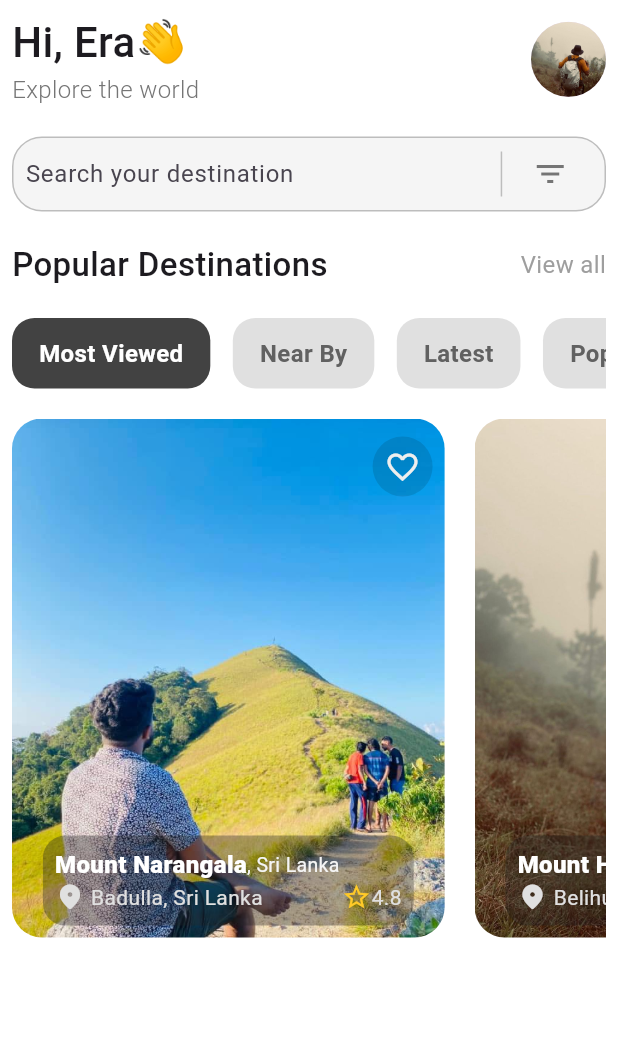
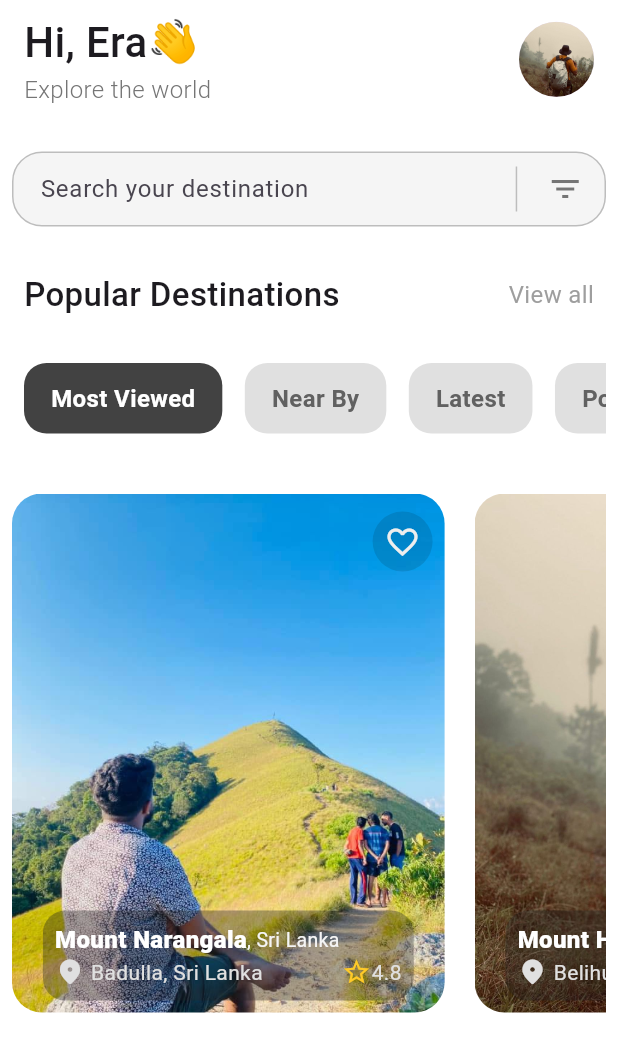
Before and after one commit to Eranga035225/app_for_travel_tales_flutter, a Flutter app: the screen it shows after launch, on a phone screen of 412 x 824 dp. Shown: the top 1052 px of the screen. Run offline on Flutter 3.47's test engine with Material 3 defaults, Android fonts, the phone set to English and light mode, and no system bars; our stand-ins replace font_awesome_flutter, google_fonts.

Commit message:
developed home screen

```diff
--- a/lib/screens/home_screen.dart
+++ b/lib/screens/home_screen.dart
@@ -19,7 +19,9 @@ class _HomeScreenState extends State<HomeScreen> {
           child: Column(
             crossAxisAlignment: CrossAxisAlignment.start,
             children: [
-            Row(
+            Padding(
+              padding: const EdgeInsets.symmetric(horizontal: 8.0),
+              child: Row(
                 mainAxisAlignment: MainAxisAlignment.spaceBetween,
                 children: [
                 Column(
@@ -50,8 +52,9 @@ class _HomeScreenState extends State<HomeScreen> {
 
 
               ],),
+            ),
 
-            SizedBox(height: 20,),
+            SizedBox(height: 30,),
 
             Container(
               // width: size.width - 16,
@@ -67,6 +70,7 @@ class _HomeScreenState extends State<HomeScreen> {
 
               ),
               child:Row(children: [
+                SizedBox(width:10),
                 SizedBox(
                   width:(size.width-16)*0.8,
                   child: TextField(
@@ -93,9 +97,11 @@ class _HomeScreenState extends State<HomeScreen> {
               ],)
             ),
 
-            SizedBox(height:20,),
+            SizedBox(height:30,),
 
-            Row(
+            Padding(
+              padding: const EdgeInsets.symmetric(horizontal: 8.0),
+              child: Row(
                 mainAxisAlignment: MainAxisAlignment.spaceBetween,
                 crossAxisAlignment: CrossAxisAlignment.center,
                 children: [
@@ -112,10 +118,13 @@ class _HomeScreenState extends State<HomeScreen> {
 
 
               ],),
-            SizedBox(height:20,),
+            ),
+            SizedBox(height:30,),
 
             SingleChildScrollView(
               scrollDirection: Axis.horizontal,
+              child: Padding(
+                padding: const EdgeInsets.symmetric(horizontal: 8.0),
                 child: Row(
                   mainAxisAlignment: MainAxisAlignment.center,
                   children: [
@@ -192,7 +201,8 @@ class _HomeScreenState extends State<HomeScreen> {
 
                 ],),
               ),
-            SizedBox(height:20,),
+            ),
+            SizedBox(height:40,),
 
             SingleChildScrollView(
               scrollDirection: Axis.horizontal,
```
Lines whose indentation alone changed are shown as unchanged.
